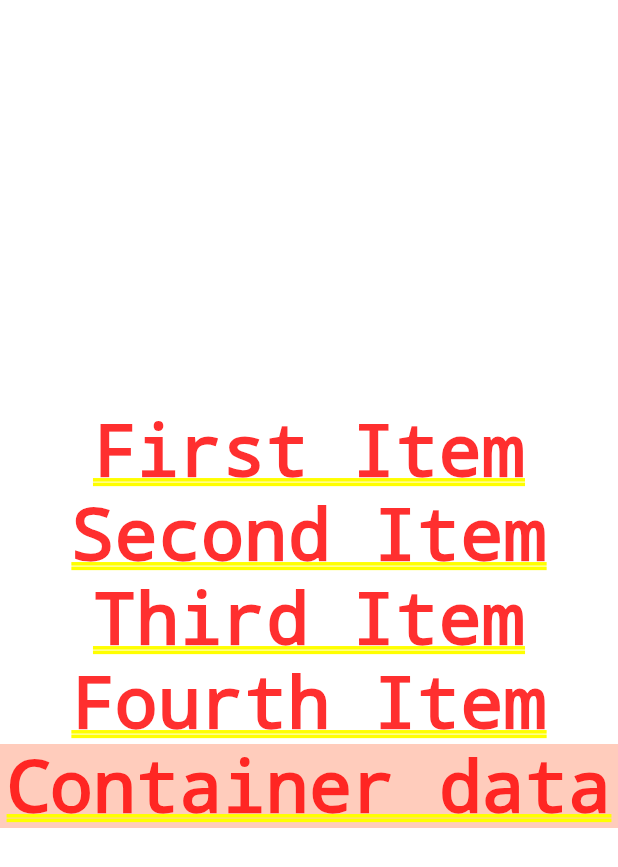
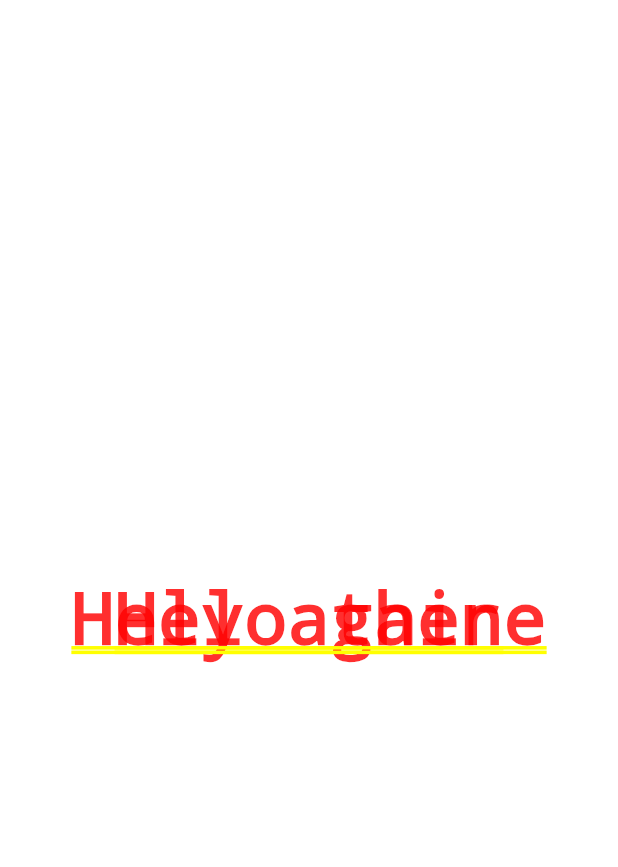
Before and after one commit to NelzkieCoder/Flutter_Learning, a Flutter app: the screen it shows after launch, on a phone screen of 412 x 824 dp. Shown: the top 867 px of the screen. Run offline on Flutter 3.47's test engine with Material 2 defaults, Android fonts, the phone set to English and light mode, and no system bars.

Commit message:
Stack widget

```diff
--- a/lib/UI/home_layout_row.dart
+++ b/lib/UI/home_layout_row.dart
@@ -5,26 +5,14 @@ class LayoutColumn extends StatelessWidget {
   Widget build(BuildContext context) {
     return new Container(
       alignment: Alignment.center,
-      child: new Column(
-        mainAxisAlignment: MainAxisAlignment.center,
+      child: new Stack(
+        alignment: Alignment.bottomCenter,
         children: <Widget>[
-          new Text("First Item",textDirection: TextDirection.ltr,),
-          new Text("Second Item",textDirection: TextDirection.ltr,),
-          new Text("Third Item",textDirection: TextDirection.ltr,),
-          new Text("Fourth Item",textDirection: TextDirection.ltr,),
-          new Container(
-            color: Colors.deepOrange.shade100,
-            alignment: Alignment.center,
-            child: new Text("Container data",textDirection: TextDirection.ltr,),
-          )
-
+          const Text("Hello there"),
+          const Text("Hey again")
         ],
       ),
-      // child: new Text(
-      //   "Hello World",
-      //   textDirection: TextDirection.ltr,
-      //   style: new TextStyle(color: Colors.red, fontWeight: FontWeight.w900,fontStyle: FontStyle.normal),
-      // ),
+
     );
   }
 }
```
